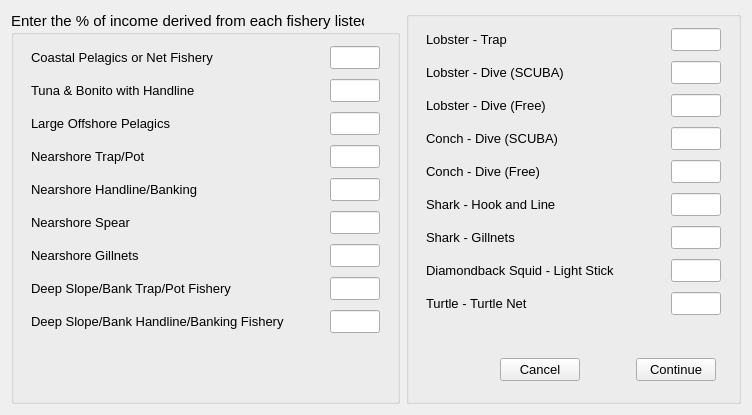
Ecotrust/openoceanmap-desktop, file oom_st_kitts_nevis/Interview/rec_cpfv.ui: the form before one commit.
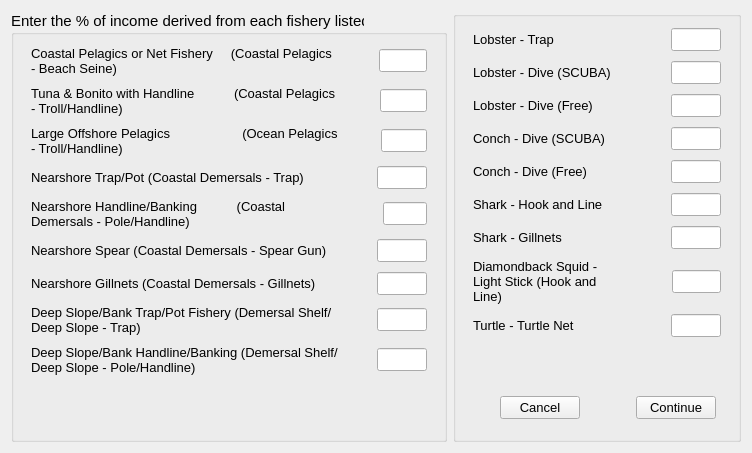
The form after the commit.

Commit message: st kitts full fishery names in income percentage screen

Diff of the .ui file:
```diff
--- a/oom_st_kitts_nevis/Interview/rec_cpfv.ui
+++ b/oom_st_kitts_nevis/Interview/rec_cpfv.ui
@@ -9,7 +9,7 @@
     <x>0</x>
     <y>0</y>
     <width>752</width>
-    <height>415</height>
+    <height>453</height>
    </rect>
   </property>
   <property name="windowTitle" >
@@ -71,7 +71,10 @@
                </font>
               </property>
               <property name="text" >
-               <string>Coastal Pelagics or Net Fishery</string>
+               <string>Coastal Pelagics or Net Fishery     (Coastal Pelagics - Beach Seine)</string>
+              </property>
+              <property name="wordWrap" >
+               <bool>true</bool>
               </property>
              </widget>
             </item>
@@ -153,7 +156,10 @@
                </font>
               </property>
               <property name="text" >
-               <string>Tuna &amp; Bonito with Handline</string>
+               <string>Tuna &amp; Bonito with Handline           (Coastal Pelagics - Troll/Handline)</string>
+              </property>
+              <property name="wordWrap" >
+               <bool>true</bool>
               </property>
              </widget>
             </item>
@@ -235,7 +241,10 @@
                </font>
               </property>
               <property name="text" >
-               <string>Large Offshore Pelagics</string>
+               <string>Large Offshore Pelagics                    (Ocean Pelagics - Troll/Handline)</string>
+              </property>
+              <property name="wordWrap" >
+               <bool>true</bool>
               </property>
              </widget>
             </item>
@@ -317,7 +326,7 @@
                </font>
               </property>
               <property name="text" >
-               <string>Nearshore Trap/Pot</string>
+               <string>Nearshore Trap/Pot (Coastal Demersals - Trap)</string>
               </property>
              </widget>
             </item>
@@ -328,7 +337,7 @@
               </property>
               <property name="sizeHint" stdset="0" >
                <size>
-                <width>40</width>
+                <width>5</width>
                 <height>20</height>
                </size>
               </property>
@@ -399,7 +408,10 @@
                </font>
               </property>
               <property name="text" >
-               <string>Nearshore Handline/Banking</string>
+               <string>Nearshore Handline/Banking           (Coastal Demersals - Pole/Handline)</string>
+              </property>
+              <property name="wordWrap" >
+               <bool>true</bool>
               </property>
              </widget>
             </item>
@@ -481,7 +493,7 @@
                </font>
               </property>
               <property name="text" >
-               <string>Nearshore Spear</string>
+               <string>Nearshore Spear (Coastal Demersals - Spear Gun)</string>
               </property>
              </widget>
             </item>
@@ -492,7 +504,7 @@
               </property>
               <property name="sizeHint" stdset="0" >
                <size>
-                <width>40</width>
+                <width>5</width>
                 <height>20</height>
                </size>
               </property>
@@ -563,7 +575,7 @@
                </font>
               </property>
               <property name="text" >
-               <string>Nearshore Gillnets</string>
+               <string>Nearshore Gillnets (Coastal Demersals - Gillnets)</string>
               </property>
              </widget>
             </item>
@@ -574,7 +586,7 @@
               </property>
               <property name="sizeHint" stdset="0" >
                <size>
-                <width>40</width>
+                <width>5</width>
                 <height>20</height>
                </size>
               </property>
@@ -645,7 +657,10 @@
                </font>
               </property>
               <property name="text" >
-               <string>Deep Slope/Bank Trap/Pot Fishery</string>
+               <string>Deep Slope/Bank Trap/Pot Fishery (Demersal Shelf/Deep Slope - Trap)</string>
+              </property>
+              <property name="wordWrap" >
+               <bool>true</bool>
               </property>
              </widget>
             </item>
@@ -727,7 +742,10 @@
                </font>
               </property>
               <property name="text" >
-               <string>Deep Slope/Bank Handline/Banking Fishery</string>
+               <string>Deep Slope/Bank Handline/Banking (Demersal Shelf/Deep Slope - Pole/Handline)</string>
+              </property>
+              <property name="wordWrap" >
+               <bool>true</bool>
               </property>
              </widget>
             </item>
@@ -738,7 +756,7 @@
               </property>
               <property name="sizeHint" stdset="0" >
                <size>
-                <width>40</width>
+                <width>5</width>
                 <height>20</height>
                </size>
               </property>
@@ -1410,7 +1428,10 @@
                </font>
               </property>
               <property name="text" >
-               <string>Diamondback Squid - Light Stick</string>
+               <string>Diamondback Squid - Light Stick (Hook and Line)</string>
+              </property>
+              <property name="wordWrap" >
+               <bool>true</bool>
               </property>
              </widget>
             </item>
```
The commit also changes 1 other file.
